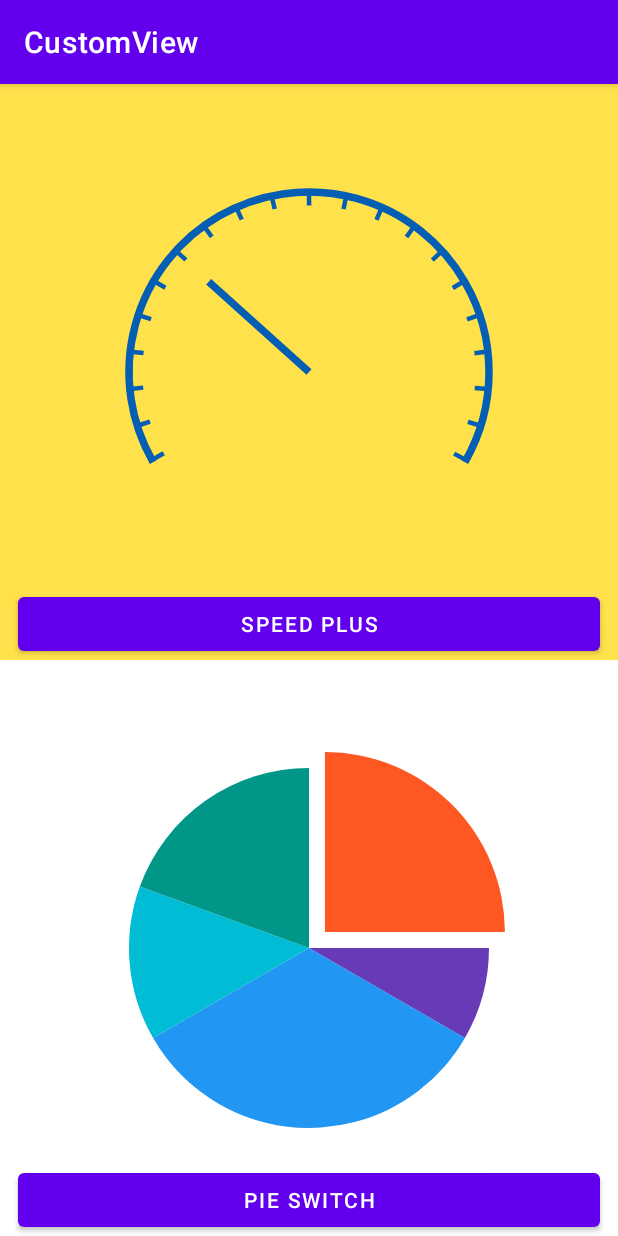
After one commit to xaluoqone/HenCoderPlus, an Android app: the MainActivity1 screen opened directly, with no data from a screen before it, on a phone screen of 412 x 824 dp. The commit adds this screen. Run offline under Robolectric (Android 15) with nearby library versions, the phone set to English and light mode, and no system bars.

Commit message:
update project structure

```diff
--- a/CustomView/app/src/main/AndroidManifest.xml
+++ b/CustomView/app/src/main/AndroidManifest.xml
@@ -9,7 +9,6 @@
         android:roundIcon="@mipmap/ic_launcher_round"
         android:supportsRtl="true"
         android:theme="@style/Theme.CustomView">
-        <activity android:name=".MainActivity2"></activity>
         <activity android:name=".MainActivity">
             <intent-filter>
                 <action android:name="android.intent.action.MAIN" />
@@ -17,6 +16,8 @@
                 <category android:name="android.intent.category.LAUNCHER" />
             </intent-filter>
         </activity>
+        <activity android:name=".MainActivity2" />
+        <activity android:name=".MainActivity1" />
     </application>
 
 </manifest>
--- /dev/null
+++ b/CustomView/app/src/main/java/com/xaluoqone/customview/MainActivity1.kt
@@ -0,0 +1,37 @@
+package com.xaluoqone.customview
+
+import android.content.Intent
+import androidx.appcompat.app.AppCompatActivity
+import android.os.Bundle
+import android.widget.Button
+import com.xaluoqone.customview.widget.DashboardView
+import com.xaluoqone.customview.widget.PieView
+
+class MainActivity1 : AppCompatActivity() {
+    private lateinit var dashboardView: DashboardView
+    private lateinit var speedPlus: Button
+    private lateinit var pieView: PieView
+    private lateinit var pieSwitch: Button
+
+    override fun onCreate(savedInstanceState: Bundle?) {
+        super.onCreate(savedInstanceState)
+        setContentView(R.layout.activity_main1)
+
+        dashboardView = findViewById(R.id.dashboard)
+        speedPlus = findViewById(R.id.speedPlus)
+        pieView = findViewById(R.id.pieView)
+        pieSwitch = findViewById(R.id.pieSwitch)
+
+        pieView.setOnClickListener {
+            startActivity(Intent(this@MainActivity1, MainActivity2::class.java))
+        }
+
+        speedPlus.setOnClickListener {
+            dashboardView.speed++
+        }
+
+        pieSwitch.setOnClickListener {
+            pieView.currentPieIndex++
+        }
+    }
+}
--- /dev/null
+++ b/CustomView/app/src/main/res/layout/activity_main1.xml
@@ -0,0 +1,47 @@
+<?xml version="1.0" encoding="utf-8"?>
+<androidx.constraintlayout.widget.ConstraintLayout xmlns:android="http://schemas.android.com/apk/res/android"
+    xmlns:app="http://schemas.android.com/apk/res-auto"
+    xmlns:tools="http://schemas.android.com/tools"
+    android:layout_width="match_parent"
+    android:layout_height="match_parent"
+    tools:context=".MainActivity1">
+
+    <com.xaluoqone.customview.widget.DashboardView
+        android:id="@+id/dashboard"
+        android:layout_width="wrap_content"
+        android:layout_height="0dp"
+        android:background="#FFE14B"
+        android:text="Hello World!"
+        app:layout_constraintHeight_percent=".5"
+        app:layout_constraintLeft_toLeftOf="parent"
+        app:layout_constraintRight_toRightOf="parent"
+        app:layout_constraintTop_toTopOf="parent" />
+
+    <Button
+        android:id="@+id/speedPlus"
+        android:layout_width="match_parent"
+        android:layout_height="wrap_content"
+        android:layout_marginStart="12dp"
+        android:layout_marginEnd="12dp"
+        android:text="Speed plus"
+        app:layout_constraintBottom_toBottomOf="@id/dashboard" />
+
+    <com.xaluoqone.customview.widget.PieView
+        android:id="@+id/pieView"
+        android:layout_width="wrap_content"
+        android:layout_height="0dp"
+        app:layout_constraintBottom_toBottomOf="parent"
+        app:layout_constraintEnd_toEndOf="parent"
+        app:layout_constraintStart_toStartOf="parent"
+        app:layout_constraintTop_toBottomOf="@id/dashboard" />
+
+    <Button
+        android:id="@+id/pieSwitch"
+        android:layout_width="match_parent"
+        android:layout_height="wrap_content"
+        android:layout_marginStart="12dp"
+        android:layout_marginEnd="12dp"
+        android:text="Pie Switch"
+        app:layout_constraintBottom_toBottomOf="@id/pieView" />
+
+</androidx.constraintlayout.widget.ConstraintLayout>
--- a/CustomView/app/src/main/res/layout/activity_main2.xml
+++ b/CustomView/app/src/main/res/layout/activity_main2.xml
@@ -1,6 +1,5 @@
 <?xml version="1.0" encoding="utf-8"?>
 <LinearLayout xmlns:android="http://schemas.android.com/apk/res/android"
-    xmlns:app="http://schemas.android.com/apk/res-auto"
     xmlns:tools="http://schemas.android.com/tools"
     android:layout_width="match_parent"
     android:layout_height="match_parent"
@@ -27,8 +26,7 @@
             android:layout_marginTop="20dp"
             android:layout_marginEnd="12dp"
             android:max="25"
-            android:progress="5"
-            app:layout_constraintTop_toBottomOf="@id/avatar" />
+            android:progress="5" />
 
     </LinearLayout>
 
```
Also changed, not shown: CustomView/app/src/main/java/com/xaluoqone/customview/MainActivity.kt (+0 -26 lines), CustomView/app/src/main/res/layout/activity_main.xml (+71 -31 lines).
